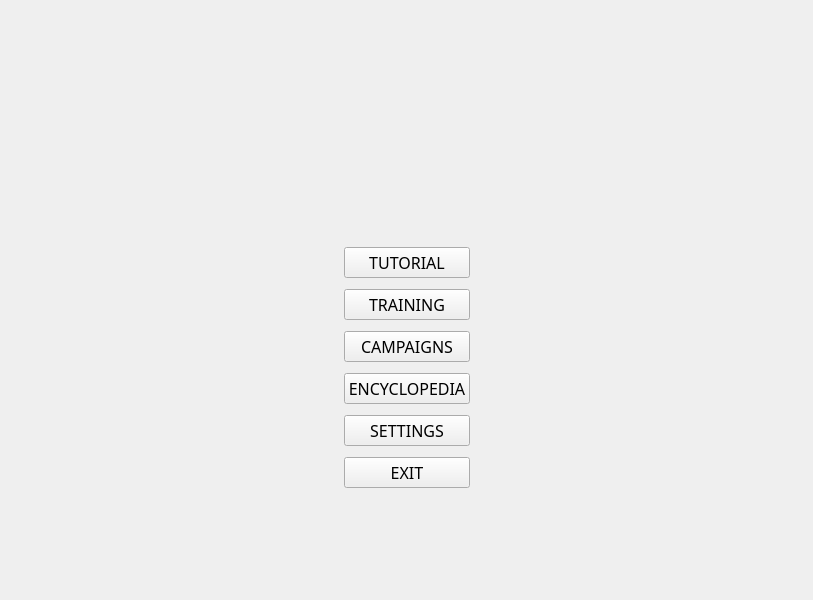
Above: src/gui/MainWindow.ui from marek-cel/fightersfs before the change. Below: the same form after it.
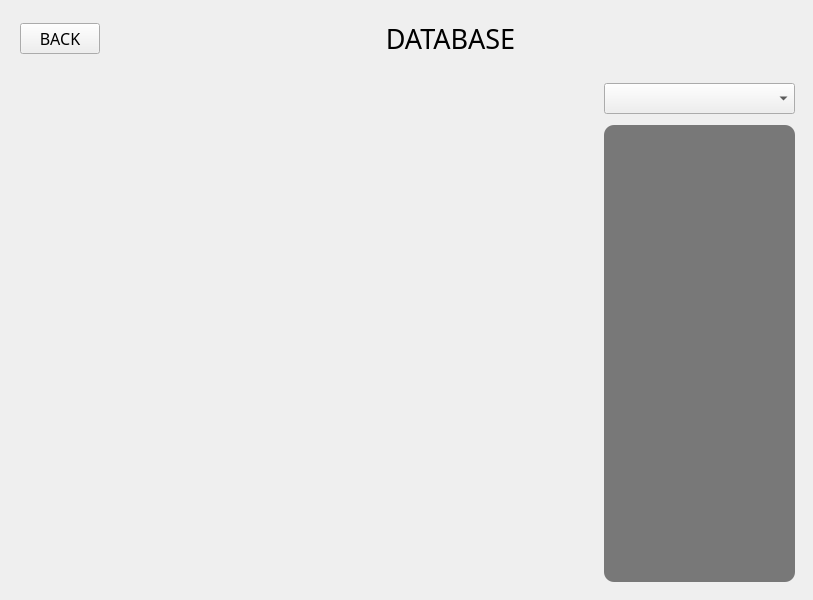
That is the form after the change. The open tabs and pages were chosen to show the change. Icons and pictures are not drawn. Custom widgets are drawn as their Qt base class.

Commit message: GUI refactoring, database page added

```diff
--- a/src/gui/MainWindow.ui
+++ b/src/gui/MainWindow.ui
@@ -55,9 +55,9 @@
     <item row="0" column="0">
      <widget class="QStackedWidget" name="stackedMain">
       <property name="currentIndex">
-       <number>0</number>
+       <number>2</number>
       </property>
-      <widget class="QWidget" name="pageMain">
+      <widget class="QWidget" name="pageHome">
        <layout class="QGridLayout" name="gridLayout_3">
         <property name="verticalSpacing">
          <number>11</number>
@@ -76,7 +76,7 @@
          </spacer>
         </item>
         <item row="3" column="1">
-         <widget class="QPushButton" name="pushButtonMenuStartTutorial">
+         <widget class="QPushButton" name="pushButtonMenuTutorial">
           <property name="text">
            <string>TUTORIAL</string>
           </property>
@@ -143,9 +143,9 @@
          </widget>
         </item>
         <item row="6" column="1">
-         <widget class="QPushButton" name="pushButtonMenuEncyclopedia">
+         <widget class="QPushButton" name="pushButtonMenuData">
           <property name="text">
-           <string>ENCYCLOPEDIA</string>
+           <string>DATABASE</string>
           </property>
          </widget>
         </item>
@@ -187,7 +187,131 @@
         </item>
        </layout>
       </widget>
-      <widget class="QWidget" name="pageSim">
+      <widget class="QWidget" name="pageData">
+       <layout class="QGridLayout" name="gridLayout_5">
+        <item row="0" column="0" colspan="2">
+         <widget class="QWidget" name="widgetDataHeader" native="true">
+          <layout class="QGridLayout" name="gridLayout_4">
+           <property name="leftMargin">
+            <number>11</number>
+           </property>
+           <property name="topMargin">
+            <number>11</number>
+           </property>
+           <property name="bottomMargin">
+            <number>11</number>
+           </property>
+           <item row="0" column="0">
+            <widget class="QPushButton" name="pushButtonDataBack">
+             <property name="sizePolicy">
+              <sizepolicy hsizetype="Minimum" vsizetype="Fixed">
+               <horstretch>0</horstretch>
+               <verstretch>0</verstretch>
+              </sizepolicy>
+             </property>
+             <property name="text">
+              <string>BACK</string>
+             </property>
+            </widget>
+           </item>
+           <item row="0" column="1">
+            <widget class="QLabel" name="labelDataTitle">
+             <property name="sizePolicy">
+              <sizepolicy hsizetype="Preferred" vsizetype="Preferred">
+               <horstretch>1</horstretch>
+               <verstretch>0</verstretch>
+              </sizepolicy>
+             </property>
+             <property name="font">
+              <font>
+               <family>FSG Stencil</family>
+               <pointsize>20</pointsize>
+              </font>
+             </property>
+             <property name="styleSheet">
+              <string notr="true">QLabel
+{
+	font-family: &quot;FSG Stencil&quot;;
+}</string>
+             </property>
+             <property name="text">
+              <string>DATABASE</string>
+             </property>
+             <property name="alignment">
+              <set>Qt::AlignCenter</set>
+             </property>
+            </widget>
+           </item>
+          </layout>
+         </widget>
+        </item>
+        <item row="1" column="0" rowspan="2" colspan="2">
+         <widget class="QWidget" name="widgetDataContent" native="true">
+          <property name="sizePolicy">
+           <sizepolicy hsizetype="Preferred" vsizetype="Preferred">
+            <horstretch>0</horstretch>
+            <verstretch>1</verstretch>
+           </sizepolicy>
+          </property>
+          <layout class="QGridLayout" name="gridLayout_6">
+           <property name="spacing">
+            <number>11</number>
+           </property>
+           <item row="0" column="1">
+            <widget class="QComboBox" name="comboBox">
+             <property name="sizePolicy">
+              <sizepolicy hsizetype="Preferred" vsizetype="Fixed">
+               <horstretch>1</horstretch>
+               <verstretch>0</verstretch>
+              </sizepolicy>
+             </property>
+            </widget>
+           </item>
+           <item row="1" column="1">
+            <widget class="QPlainTextEdit" name="plainTextData">
+             <property name="sizePolicy">
+              <sizepolicy hsizetype="Expanding" vsizetype="Expanding">
+               <horstretch>1</horstretch>
+               <verstretch>0</verstretch>
+              </sizepolicy>
+             </property>
+             <property name="styleSheet">
+              <string notr="true">QPlainTextEdit
+{
+	background-color: rgba( 0, 0, 0, 127 );
+	border-radius: 10px;
+}</string>
+             </property>
+             <property name="frameShape">
+              <enum>QFrame::NoFrame</enum>
+             </property>
+             <property name="frameShadow">
+              <enum>QFrame::Plain</enum>
+             </property>
+             <property name="lineWidth">
+              <number>0</number>
+             </property>
+             <property name="readOnly">
+              <bool>true</bool>
+             </property>
+            </widget>
+           </item>
+           <item row="0" column="0" rowspan="2">
+            <widget class="WidgetUnit" name="widgetUnit" native="true">
+             <property name="sizePolicy">
+              <sizepolicy hsizetype="Preferred" vsizetype="Preferred">
+               <horstretch>3</horstretch>
+               <verstretch>0</verstretch>
+              </sizepolicy>
+             </property>
+            </widget>
+           </item>
+          </layout>
+         </widget>
+        </item>
+       </layout>
+      </widget>
+      <widget class="QWidget" name="pagePlay">
        <layout class="QGridLayout" name="gridLayout_2">
         <property name="leftMargin">
          <number>0</number>
@@ -205,7 +329,7 @@
          <number>0</number>
         </property>
         <item row="0" column="0">
-         <widget class="WidgetCGI" name="widgetCGI" native="true"/>
+         <widget class="WidgetPlay" name="widgetPlay" native="true"/>
         </item>
        </layout>
       </widget>
@@ -216,9 +340,15 @@
  </widget>
  <customwidgets>
   <customwidget>
-   <class>WidgetCGI</class>
+   <class>WidgetUnit</class>
    <extends>QWidget</extends>
-   <header>gui/WidgetCGI.h</header>
+   <header>gui/WidgetUnit.h</header>
+   <container>1</container>
+  </customwidget>
+  <customwidget>
+   <class>WidgetPlay</class>
+   <extends>QWidget</extends>
+   <header>gui/WidgetPlay.h</header>
    <container>1</container>
   </customwidget>
  </customwidgets>
```
The commit also changes 11 other files.
